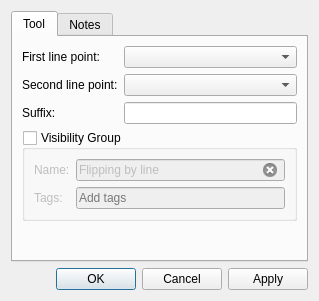
Before: the Qt Designer form src/libs/vtools/dialogs/tools/dialogflippingbyline.ui in dismine/valentina, drawn with Qt 5.
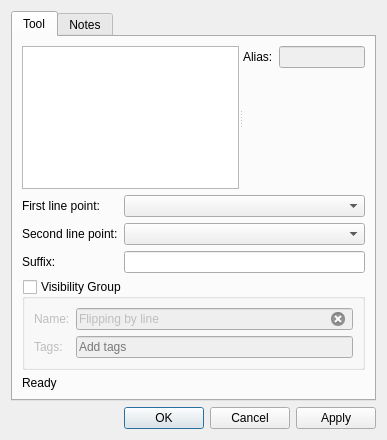
After: the same form once the commit is applied. Icons and pictures are not drawn. Custom widgets are drawn as their Qt base class.

Commit message: Alias support for group operations.

Patch:
```diff
--- a/src/libs/vtools/dialogs/tools/dialogflippingbyline.ui
+++ b/src/libs/vtools/dialogs/tools/dialogflippingbyline.ui
@@ -6,8 +6,8 @@
    <rect>
     <x>0</x>
     <y>0</y>
-    <width>319</width>
-    <height>301</height>
+    <width>387</width>
+    <height>440</height>
    </rect>
   </property>
   <property name="windowTitle">
@@ -28,6 +28,35 @@
        <string>Tool</string>
       </attribute>
       <layout class="QVBoxLayout" name="verticalLayout">
+       <item>
+        <widget class="QSplitter" name="splitter">
+         <property name="orientation">
+          <enum>Qt::Horizontal</enum>
+         </property>
+         <widget class="QListWidget" name="listWidget"/>
+         <widget class="QWidget" name="formLayoutWidget">
+          <layout class="QFormLayout" name="formLayout_2">
+           <item row="0" column="0">
+            <widget class="QLabel" name="labelAlias">
+             <property name="text">
+              <string>Alias:</string>
+             </property>
+            </widget>
+           </item>
+           <item row="0" column="1">
+            <widget class="QLineEdit" name="lineEditAlias">
+             <property name="enabled">
+              <bool>false</bool>
+             </property>
+             <property name="clearButtonEnabled">
+              <bool>true</bool>
+             </property>
+            </widget>
+           </item>
+          </layout>
+         </widget>
+        </widget>
+       </item>
        <item>
         <layout class="QFormLayout" name="formLayout">
          <item row="0" column="0">
@@ -48,7 +77,11 @@
           </widget>
          </item>
          <item row="2" column="1">
-          <widget class="QLineEdit" name="lineEditSuffix"/>
+          <widget class="QLineEdit" name="lineEditSuffix">
+           <property name="clearButtonEnabled">
+            <bool>true</bool>
+           </property>
+          </widget>
          </item>
          <item row="1" column="0">
           <widget class="QLabel" name="labelSecondLinePoint">
@@ -117,6 +150,13 @@
          </layout>
         </widget>
        </item>
+       <item>
+        <widget class="QLabel" name="labelStatus">
+         <property name="text">
+          <string>Ready</string>
+         </property>
+        </widget>
+       </item>
        <item>
         <spacer name="verticalSpacer">
          <property name="orientation">
```
The commit also changes 36 other files.
